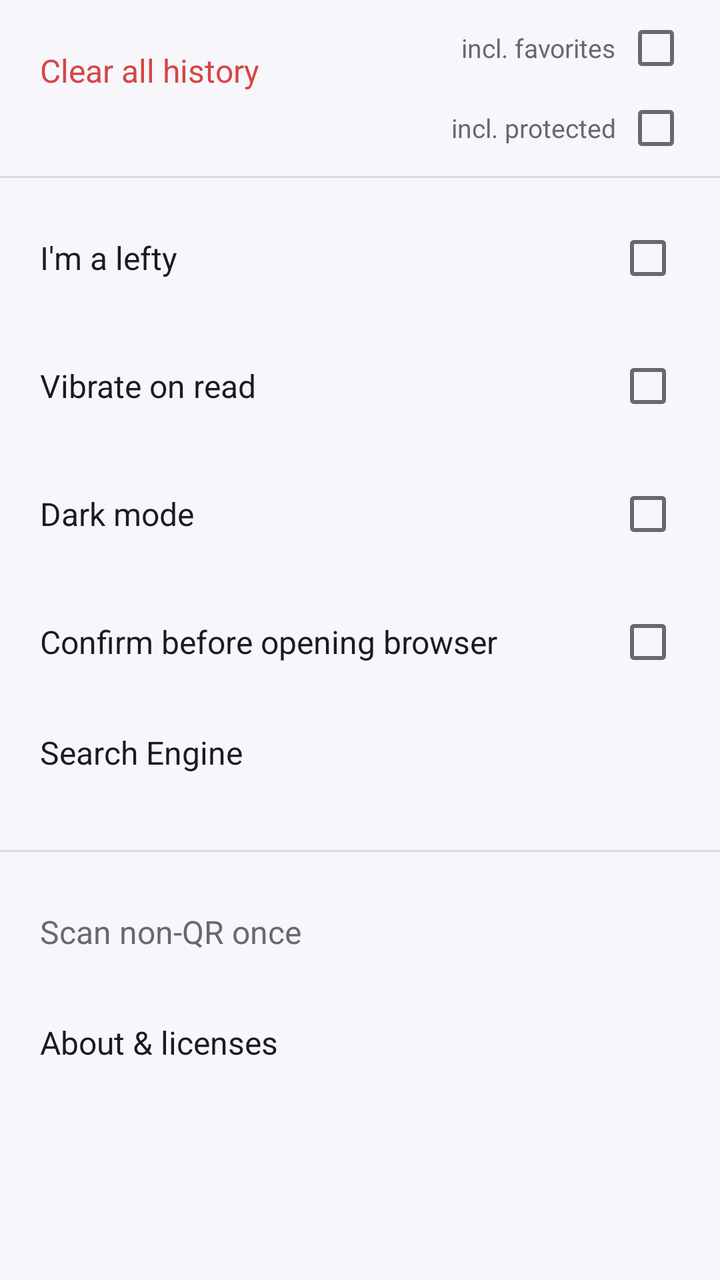
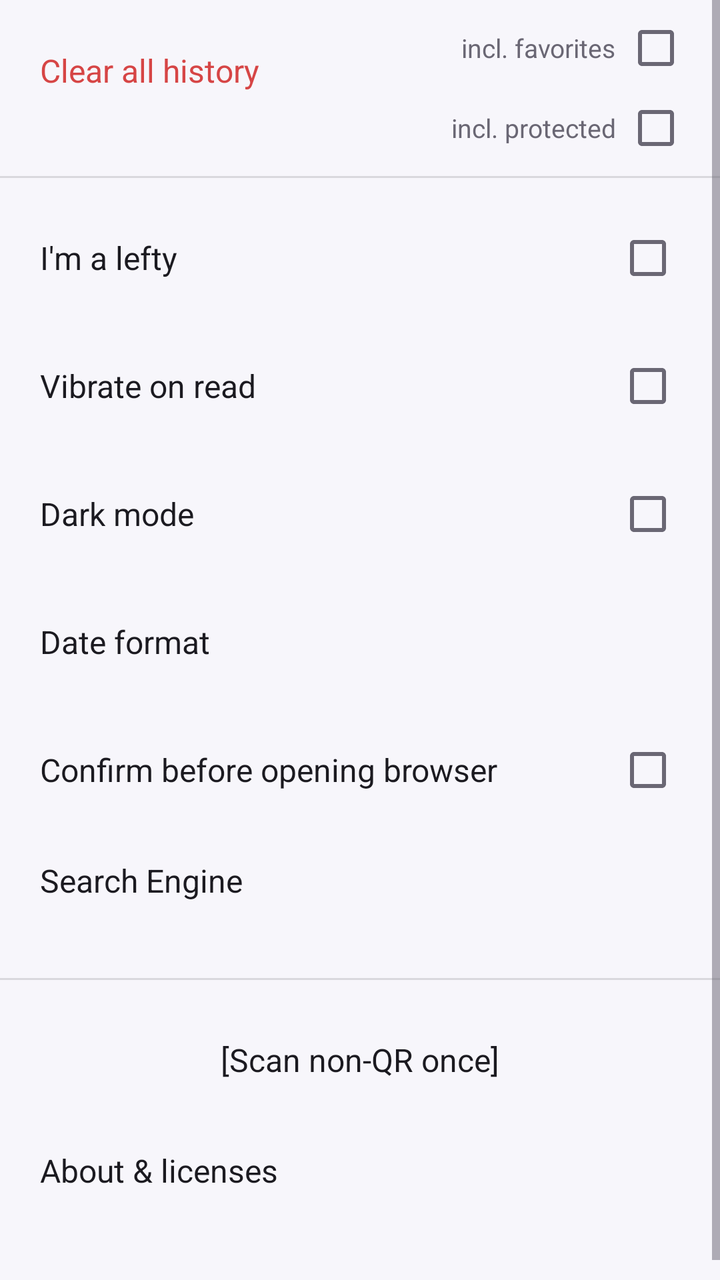

Before-and-after screenshots of an Android layout around one commit, followed by the original layout XML and the change that was made.
<!-- AndroidManifest.xml: application theme AppTheme -->
<!-- res/layout/page_settings.xml -->
<?xml version="1.0" encoding="utf-8"?>
<ScrollView xmlns:android="http://schemas.android.com/apk/res/android"
    android:layout_width="match_parent"
    android:layout_height="match_parent">

    <LinearLayout
        android:layout_width="match_parent"
        android:layout_height="wrap_content"
        android:orientation="vertical"
        android:paddingBottom="24dp">

        
        <LinearLayout
            android:layout_width="match_parent"
            android:layout_height="wrap_content"
            android:baselineAligned="false"
            android:orientation="horizontal">

            <LinearLayout
                android:id="@+id/set_clear"
                style="@style/SettingRow"
                android:layout_width="0dp"
                android:layout_height="match_parent"
                android:layout_weight="1"
                android:paddingStart="20dp"
                android:paddingEnd="8dp"
                android:orientation="vertical">

                <TextView
                    style="@style/SettingTitle"
                    android:text="@string/clear_history"
                    android:textColor="@color/danger" />

                <TextView
                    android:id="@+id/clear_value"
                    style="@style/SettingSub" />
            </LinearLayout>

            
            <LinearLayout
                android:layout_width="wrap_content"
                android:layout_height="wrap_content"
                android:layout_gravity="center_vertical"
                android:paddingTop="4dp"
                android:paddingBottom="4dp"
                android:orientation="vertical">

                <LinearLayout
                    android:id="@+id/set_clear_fav"
                    android:layout_width="wrap_content"
                    android:layout_height="40dp"
                    android:layout_gravity="end"
                    android:background="?android:attr/selectableItemBackground"
                    android:gravity="center_vertical"
                    android:orientation="horizontal"
                    android:paddingStart="8dp"
                    android:paddingEnd="16dp">

                    <TextView
                        android:layout_width="wrap_content"
                        android:layout_height="wrap_content"
                        android:text="@string/incl_favorites"
                        android:textColor="@color/dim"
                        android:textSize="13sp" />

                    <CheckBox
                        android:id="@+id/cb_clear_fav"
                        android:layout_width="wrap_content"
                        android:layout_height="wrap_content"
                        android:layout_marginStart="4dp"
                        android:clickable="false"
                        android:focusable="false"
                        android:importantForAccessibility="no" />
                </LinearLayout>

                <LinearLayout
                    android:id="@+id/set_clear_prot"
                    android:layout_width="wrap_content"
                    android:layout_height="40dp"
                    android:layout_gravity="end"
                    android:background="?android:attr/selectableItemBackground"
                    android:gravity="center_vertical"
                    android:orientation="horizontal"
                    android:paddingStart="8dp"
                    android:paddingEnd="16dp">

                    <TextView
                        android:layout_width="wrap_content"
                        android:layout_height="wrap_content"
                        android:text="@string/incl_protected"
                        android:textColor="@color/dim"
                        android:textSize="13sp" />

                    <CheckBox
                        android:id="@+id/cb_clear_prot"
                        android:layout_width="wrap_content"
                        android:layout_height="wrap_content"
                        android:layout_marginStart="4dp"
                        android:clickable="false"
                        android:focusable="false"
                        android:importantForAccessibility="no" />
                </LinearLayout>
            </LinearLayout>
        </LinearLayout>

        <View
            android:layout_width="match_parent"
            android:layout_height="1dp"
            android:layout_marginBottom="8dp"
            android:background="@color/line" />

        <LinearLayout
            android:id="@+id/set_left"
            style="@style/SettingRow"
            android:baselineAligned="false"
            android:orientation="horizontal">

            <TextView
                style="@style/SettingTitle"
                android:layout_width="0dp"
                android:layout_weight="1"
                android:text="@string/left_handed" />

            <CheckBox
                android:id="@+id/cb_left"
                android:layout_width="wrap_content"
                android:layout_height="wrap_content"
                android:layout_marginStart="12dp"
                android:clickable="false"
                android:focusable="false"
                android:importantForAccessibility="no" />
        </LinearLayout>

        <LinearLayout
            android:id="@+id/set_vibrate"
            style="@style/SettingRow"
            android:baselineAligned="false"
            android:orientation="horizontal">

            <TextView
                style="@style/SettingTitle"
                android:layout_width="0dp"
                android:layout_weight="1"
                android:text="@string/vibrate" />

            <CheckBox
                android:id="@+id/cb_vibrate"
                android:layout_width="wrap_content"
                android:layout_height="wrap_content"
                android:layout_marginStart="12dp"
                android:clickable="false"
                android:focusable="false"
                android:importantForAccessibility="no" />
        </LinearLayout>

        <LinearLayout
            android:id="@+id/set_dark"
            style="@style/SettingRow"
            android:baselineAligned="false"
            android:orientation="horizontal">

            <TextView
                style="@style/SettingTitle"
                android:layout_width="0dp"
                android:layout_weight="1"
                android:text="@string/dark_mode" />

            <CheckBox
                android:id="@+id/cb_dark"
                android:layout_width="wrap_content"
                android:layout_height="wrap_content"
                android:layout_marginStart="12dp"
                android:clickable="false"
                android:focusable="false"
                android:importantForAccessibility="no" />
        </LinearLayout>

        <LinearLayout
            android:id="@+id/set_confirm"
            style="@style/SettingRow"
            android:baselineAligned="false"
            android:orientation="horizontal">

            <TextView
                style="@style/SettingTitle"
                android:layout_width="0dp"
                android:layout_weight="1"
                android:text="@string/confirm_browser" />

            <CheckBox
                android:id="@+id/cb_confirm"
                android:layout_width="wrap_content"
                android:layout_height="wrap_content"
                android:layout_marginStart="12dp"
                android:clickable="false"
                android:focusable="false"
                android:importantForAccessibility="no" />
        </LinearLayout>

        <LinearLayout
            android:id="@+id/set_engine"
            style="@style/SettingRow"
            android:baselineAligned="false"
            android:orientation="horizontal">

            <LinearLayout
                android:layout_width="0dp"
                android:layout_height="wrap_content"
                android:layout_weight="1"
                android:orientation="vertical">

                <TextView
                    style="@style/SettingTitle"
                    android:text="@string/search_engine" />
    
                <TextView
                    android:id="@+id/engine_value"
                    style="@style/SettingSub" />
            </LinearLayout>
        </LinearLayout>

        <View
            android:layout_width="match_parent"
            android:layout_height="1dp"
            android:layout_marginTop="8dp"
            android:layout_marginBottom="8dp"
            android:background="@color/line" />

        
        <LinearLayout
            android:id="@+id/set_once"
            style="@style/SettingRow"
            android:baselineAligned="false"
            android:orientation="horizontal">

            <TextView
                style="@style/SettingTitle"
                android:layout_width="0dp"
                android:layout_weight="1"
                android:id="@+id/once_text"
                android:text="@string/once"
                android:textColor="@color/dim" />
        </LinearLayout>

        <LinearLayout
            android:id="@+id/set_about"
            style="@style/SettingRow"
            android:baselineAligned="false"
            android:orientation="horizontal">

            <LinearLayout
                android:layout_width="0dp"
                android:layout_height="wrap_content"
                android:layout_weight="1"
                android:orientation="vertical">

                <TextView
                    style="@style/SettingTitle"
                    android:text="@string/about" />
    
                <TextView
                    android:id="@+id/about_value"
                    style="@style/SettingSub" />
            </LinearLayout>
        </LinearLayout>

    </LinearLayout>
</ScrollView>
<!-- resources referenced by this layout -->
<resources>
  <color name="danger">#FFD64545</color>
  <color name="dim">#FF6A6774</color>
  <color name="line">#1F000000</color>
  <string name="about">About &amp; licenses</string>
  <string name="clear_history">Clear all history</string>
  <string name="confirm_browser">Confirm before opening browser</string>
  <string name="dark_mode">Dark mode</string>
  <string name="incl_favorites">incl. favorites</string>
  <string name="incl_protected">incl. protected</string>
  <string name="left_handed">I\'m a lefty</string>
  <string name="once">Scan non-QR once</string>
  <string name="search_engine">Search Engine</string>
  <string name="vibrate">Vibrate on read</string>
  <style name="SettingRow">
          <item name="android:layout_width">match_parent</item>
          <item name="android:layout_height">wrap_content</item>
          <item name="android:background">?android:attr/selectableItemBackground</item>
          <item name="android:minHeight">64dp</item>
          <item name="android:gravity">center_vertical</item>
          <item name="android:orientation">vertical</item>
          <item name="android:paddingStart">20dp</item>
          <item name="android:paddingEnd">20dp</item>
          <item name="android:paddingTop">10dp</item>
          <item name="android:paddingBottom">10dp</item>
      </style>
  <style name="SettingSub">
          <item name="android:layout_width">wrap_content</item>
          <item name="android:layout_height">wrap_content</item>
          <item name="android:textColor">@color/dim</item>
          <item name="android:textSize">13sp</item>
      </style>
  <style name="SettingTitle">
          <item name="android:layout_width">wrap_content</item>
          <item name="android:layout_height">wrap_content</item>
          <item name="android:textColor">@color/text</item>
          <item name="android:textSize">16sp</item>
      </style>
  <style name="AppTheme" parent="BaseTheme">
          <item name="android:colorPrimary">@color/accent</item>
          <item name="android:colorPrimaryDark">@color/bg</item>
          <item name="android:colorAccent">@color/accent</item>
          <item name="android:colorBackground">@color/bg</item>
          <item name="android:windowBackground">@color/bg</item>
          <item name="android:textColorPrimary">@color/text</item>
          <item name="android:textColorSecondary">@color/dim</item>
          <item name="android:statusBarColor">@color/bg</item>
          <item name="android:navigationBarColor">@color/bg</item>
          <item name="android:alertDialogTheme">@style/Dialog</item>
          <item name="android:windowAnimationStyle">@style/FastAnim</item>
      </style>
  <color name="text">#FF1B1A20</color>
  <style name="BaseTheme" parent="android:Theme.Material.Light.NoActionBar">
          <item name="android:windowLightStatusBar">true</item>
      </style>
  <color name="accent">#FF6A47D6</color>
  <color name="bg">#FFF7F6FB</color>
  <style name="Dialog" parent="android:Theme.Material.Light.Dialog.Alert">
          <item name="android:colorAccent">@color/accent</item>
          <item name="android:colorBackground">@color/surface</item>
          <item name="android:textColorPrimary">@color/text</item>
      </style>
  <style name="FastAnim" parent="@android:style/Animation.Activity">
          <item name="android:activityOpenEnterAnimation">@anim/fade_in_fast</item>
          <item name="android:activityOpenExitAnimation">@anim/hold</item>
          <item name="android:activityCloseEnterAnimation">@anim/hold</item>
          <item name="android:activityCloseExitAnimation">@anim/fade_out_fast</item>
      </style>
  <color name="surface">#FFFFFFFF</color>
</resources>

<!-- the commit's change to res/layout/page_settings.xml (unified diff, before → after) -->
@@ -175,6 +175,30 @@
                 android:importantForAccessibility="no" />
         </LinearLayout>
 
+        
+        <LinearLayout
+            android:id="@+id/set_date_format"
+            style="@style/SettingRow"
+            android:baselineAligned="false"
+            android:orientation="horizontal">
+
+            <TextView
+                style="@style/SettingTitle"
+                android:layout_width="0dp"
+                android:layout_weight="1"
+                android:maxLines="1"
+                android:text="@string/date_format" />
+
+            <TextView
+                android:id="@+id/date_format_value"
+                android:layout_width="wrap_content"
+                android:layout_height="wrap_content"
+                android:layout_marginStart="12dp"
+                android:maxLines="1"
+                android:textColor="@color/dim"
+                android:textSize="15sp" />
+        </LinearLayout>
+
         <LinearLayout
             android:id="@+id/set_confirm"
             style="@style/SettingRow"
@@ -227,20 +251,23 @@
             android:background="@color/line" />
 
         
-        <LinearLayout
-            android:id="@+id/set_once"
-            style="@style/SettingRow"
-            android:baselineAligned="false"
-            android:orientation="horizontal">
-
-            <TextView
-                style="@style/SettingTitle"
-                android:layout_width="0dp"
-                android:layout_weight="1"
-                android:id="@+id/once_text"
-                android:text="@string/once"
-                android:textColor="@color/dim" />
-        </LinearLayout>
+        
+        <FrameLayout
+            android:id="@+id/set_once_row"
+            android:layout_width="match_parent"
+            android:layout_height="wrap_content"
+            android:minHeight="64dp">
+
+            <TextView
+                android:id="@+id/set_once"
+                style="@style/SettingTitle"
+                android:layout_gravity="center"
+                android:background="?android:attr/selectableItemBackground"
+                android:clickable="true"
+                android:focusable="true"
+                android:padding="10dp"
+                android:text="@string/once" />
+        </FrameLayout>
 
         <LinearLayout
             android:id="@+id/set_about"
<!-- resource entries referenced after the edit -->
@@ -7,10 +7,11 @@
   <string name="clear_history">Clear all history</string>
   <string name="confirm_browser">Confirm before opening browser</string>
   <string name="dark_mode">Dark mode</string>
+  <string name="date_format">Date format</string>
   <string name="incl_favorites">incl. favorites</string>
   <string name="incl_protected">incl. protected</string>
   <string name="left_handed">I\'m a lefty</string>
-  <string name="once">Scan non-QR once</string>
+  <string name="once">[Scan non-QR once]</string>
   <string name="search_engine">Search Engine</string>
   <string name="vibrate">Vibrate on read</string>
   <style name="SettingRow">
